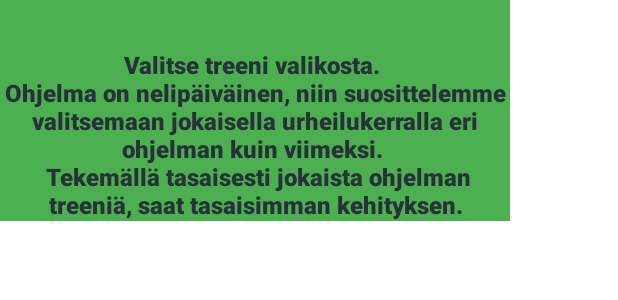
After one commit to Cl0wnFiesta/GymRat, an Android app: the layout popup_info.xml on its own in the app's theme, with its tools: preview values and no code run, on a phone screen of 412 x 824 dp. The commit adds this screen. Shown: the top 300 px of the screen. Run offline under Robolectric (Android 15) with nearby library versions, the phone set to English and light mode, and no system bars.

Commit message:
Info popupin lisäys

```diff
--- /dev/null
+++ b/app/src/main/res/layout/popup_info.xml
@@ -0,0 +1,23 @@
+<?xml version="1.0" encoding="utf-8"?>
+<androidx.constraintlayout.widget.ConstraintLayout xmlns:android="http://schemas.android.com/apk/res/android"
+    xmlns:app="http://schemas.android.com/apk/res-auto"
+    xmlns:tools="http://schemas.android.com/tools"
+    android:layout_width="340dp"
+    android:layout_height="wrap_content"
+    android:background="#4CAF50">
+
+    <TextView
+        android:id="@+id/textView4"
+        android:layout_width="wrap_content"
+        android:layout_height="0dp"
+        android:layout_marginTop="32dp"
+        android:fontFamily="sans-serif-black"
+        android:text="@string/valitse_treeni_valikosta_nohjelma_on_nelip_iv_inen_niin_suosittelemme_valitsemaan_jokaisella_urheilukerralla_eri_ohjelman_kuin_viimeksi_n_tekem_ll_tasaisesti_jokaista_ohjelman_treeni_saat_tasaisimman_kehityksen"
+        android:textAlignment="center"
+        android:textColor="#263238"
+        android:textSize="16sp"
+        app:layout_constraintEnd_toEndOf="parent"
+        app:layout_constraintHorizontal_bias="0.0"
+        app:layout_constraintStart_toStartOf="parent"
+        app:layout_constraintTop_toTopOf="parent" />
+</androidx.constraintlayout.widget.ConstraintLayout>
--- a/app/src/main/res/values/strings.xml
+++ b/app/src/main/res/values/strings.xml
@@ -37,4 +37,5 @@
     <string name="hello_first_fragment">Hello first fragment</string>
     <string name="hello_second_fragment">Hello second fragment. Arg: %1$s</string>
     <string name="title_activity_workout_selection">Workout_selection_activity</string>
+    <string name="valitse_treeni_valikosta_nohjelma_on_nelip_iv_inen_niin_suosittelemme_valitsemaan_jokaisella_urheilukerralla_eri_ohjelman_kuin_viimeksi_n_tekem_ll_tasaisesti_jokaista_ohjelman_treeni_saat_tasaisimman_kehityksen">Valitse treeni valikosta. \nOhjelma on nelipäiväinen, niin suosittelemme valitsemaan jokaisella urheilukerralla eri ohjelman kuin viimeksi. \n Tekemällä tasaisesti jokaista ohjelman treeniä, saat tasaisimman kehityksen.</string>
 </resources>
```
Also changed, not shown: app/src/main/java/com/example/gymrat/Workout/Workout_selection_activity.java (+24 -0 lines).
